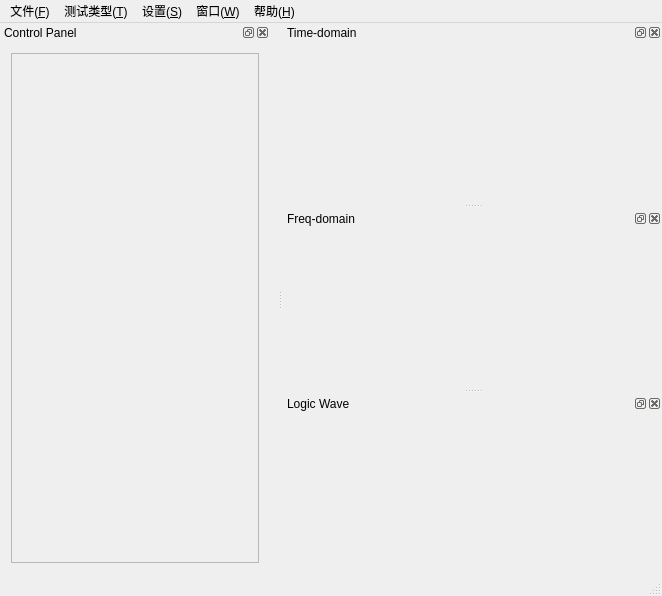
Before: the Qt Designer form soft/zebra-scope/mainwindow.ui in Quenii/ADCEVM, drawn with Qt 5.
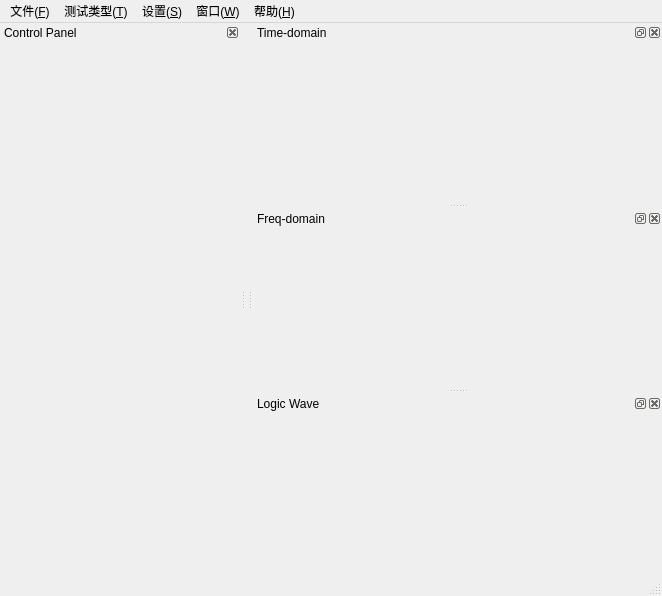
After: the same form once the commit is applied. Custom widgets are drawn as their Qt base class.

Diff of the .ui file:
```diff
--- a/soft/zebra-scope/mainwindow.ui
+++ b/soft/zebra-scope/mainwindow.ui
@@ -89,6 +89,60 @@
    <addaction name="menuHelp"/>
   </widget>
   <widget class="QStatusBar" name="statusBar"/>
+  <widget class="QDockWidget" name="dockWidgetWave">
+   <property name="sizePolicy">
+    <sizepolicy hsizetype="Expanding" vsizetype="Preferred">
+     <horstretch>0</horstretch>
+     <verstretch>0</verstretch>
+    </sizepolicy>
+   </property>
+   <property name="allowedAreas">
+    <set>Qt::RightDockWidgetArea</set>
+   </property>
+   <property name="windowTitle">
+    <string>Time-domain</string>
+   </property>
+   <attribute name="dockWidgetArea">
+    <number>2</number>
+   </attribute>
+   <widget class="QWidget" name="dockWidgetContents_4"/>
+  </widget>
+  <widget class="QDockWidget" name="dockWidgetFFT">
+   <property name="sizePolicy">
+    <sizepolicy hsizetype="Expanding" vsizetype="Preferred">
+     <horstretch>0</horstretch>
+     <verstretch>0</verstretch>
+    </sizepolicy>
+   </property>
+   <property name="allowedAreas">
+    <set>Qt::RightDockWidgetArea</set>
+   </property>
+   <property name="windowTitle">
+    <string>Freq-domain</string>
+   </property>
+   <attribute name="dockWidgetArea">
+    <number>2</number>
+   </attribute>
+   <widget class="QWidget" name="dockWidgetContents_5"/>
+  </widget>
+  <widget class="QDockWidget" name="dockWidgetLogicWave">
+   <property name="sizePolicy">
+    <sizepolicy hsizetype="Expanding" vsizetype="Preferred">
+     <horstretch>0</horstretch>
+     <verstretch>0</verstretch>
+    </sizepolicy>
+   </property>
+   <property name="allowedAreas">
+    <set>Qt::RightDockWidgetArea</set>
+   </property>
+   <property name="windowTitle">
+    <string>Logic Wave</string>
+   </property>
+   <attribute name="dockWidgetArea">
+    <number>2</number>
+   </attribute>
+   <widget class="QWidget" name="dockWidgetContents_2"/>
+  </widget>
   <widget class="QDockWidget" name="dockWidgetControlPanel">
    <property name="sizePolicy">
     <sizepolicy hsizetype="Minimum" vsizetype="Preferred">
@@ -96,18 +150,15 @@
      <verstretch>0</verstretch>
     </sizepolicy>
    </property>
-   <property name="minimumSize">
-    <size>
-     <width>270</width>
-     <height>102</height>
-    </size>
-   </property>
    <property name="maximumSize">
     <size>
-     <width>270</width>
+     <width>240</width>
      <height>524287</height>
     </size>
    </property>
+   <property name="features">
+    <set>QDockWidget::DockWidgetClosable</set>
+   </property>
    <property name="allowedAreas">
     <set>Qt::LeftDockWidgetArea</set>
    </property>
@@ -117,106 +168,21 @@
    <attribute name="dockWidgetArea">
     <number>1</number>
    </attribute>
-   <widget class="QWidget" name="dockWidgetContents">
-    <property name="sizePolicy">
-     <sizepolicy hsizetype="Minimum" vsizetype="Preferred">
-      <horstretch>0</horstretch>
-      <verstretch>0</verstretch>
-     </sizepolicy>
-    </property>
-    <layout class="QVBoxLayout" name="verticalLayout">
-     <item>
-      <widget class="QScrollArea" name="scrollArea">
+   <widget class="QWidget" name="dockWidgetContents_x">
+    <layout class="QGridLayout" name="gridLayout">
+     <item row="0" column="0">
+      <widget class="ControlPanel" name="controlPanel" native="true">
        <property name="sizePolicy">
-        <sizepolicy hsizetype="Minimum" vsizetype="Expanding">
+        <sizepolicy hsizetype="Minimum" vsizetype="Preferred">
          <horstretch>0</horstretch>
          <verstretch>0</verstretch>
         </sizepolicy>
        </property>
-       <property name="horizontalScrollBarPolicy">
-        <enum>Qt::ScrollBarAsNeeded</enum>
-       </property>
-       <property name="widgetResizable">
-        <bool>true</bool>
-       </property>
-       <widget class="QWidget" name="scrollAreaWidgetContents">
-        <property name="geometry">
-         <rect>
-          <x>0</x>
-          <y>0</y>
-          <width>250</width>
-          <height>517</height>
-         </rect>
-        </property>
-        <layout class="QGridLayout" name="gridLayout">
-         <property name="margin">
-          <number>0</number>
-         </property>
-         <item row="0" column="0">
-          <widget class="ControlPanel" name="controlPanel" native="true">
-           <property name="sizePolicy">
-            <sizepolicy hsizetype="Minimum" vsizetype="Preferred">
-             <horstretch>0</horstretch>
-             <verstretch>0</verstretch>
-            </sizepolicy>
-           </property>
-          </widget>
-         </item>
-        </layout>
-       </widget>
       </widget>
      </item>
     </layout>
    </widget>
   </widget>
-  <widget class="QDockWidget" name="dockWidgetWave">
-   <property name="sizePolicy">
-    <sizepolicy hsizetype="Maximum" vsizetype="Preferred">
-     <horstretch>0</horstretch>
-     <verstretch>0</verstretch>
-    </sizepolicy>
-   </property>
-   <property name="allowedAreas">
-    <set>Qt::RightDockWidgetArea</set>
-   </property>
-   <property name="windowTitle">
-    <string>Time-domain</string>
-   </property>
-   <attribute name="dockWidgetArea">
-    <number>2</number>
-   </attribute>
-   <widget class="QWidget" name="dockWidgetContents_4"/>
-  </widget>
-  <widget class="QDockWidget" name="dockWidgetFFT">
-   <property name="sizePolicy">
-    <sizepolicy hsizetype="Maximum" vsizetype="Preferred">
-     <horstretch>0</horstretch>
-     <verstretch>0</verstretch>
-    </sizepolicy>
-   </property>
-   <property name="allowedAreas">
-    <set>Qt::RightDockWidgetArea</set>
-   </property>
-   <property name="windowTitle">
-    <string>Freq-domain</string>
-   </property>
-   <attribute name="dockWidgetArea">
-    <number>2</number>
-   </attribute>
-   <widget class="QWidget" name="dockWidgetContents_5"/>
-  </widget>
-  <widget class="QDockWidget" name="dockWidgetLogicWave">
-   <property name="allowedAreas">
-    <set>Qt::RightDockWidgetArea</set>
-   </property>
-   <property name="windowTitle">
-    <string>Logic Wave</string>
-   </property>
-   <attribute name="dockWidgetArea">
-    <number>2</number>
-   </attribute>
-   <widget class="QWidget" name="dockWidgetContents_2"/>
-  </widget>
   <action name="actionSaveData">
    <property name="text">
     <string>保存数据(S)</string>
```
Left out of the diff: 4 changed lines with no effect on the pictures.
